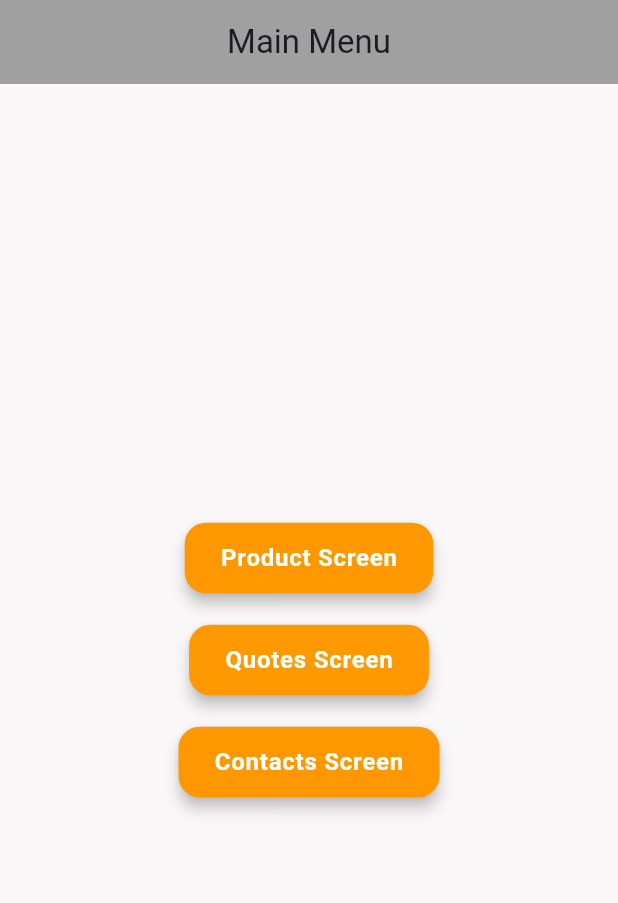
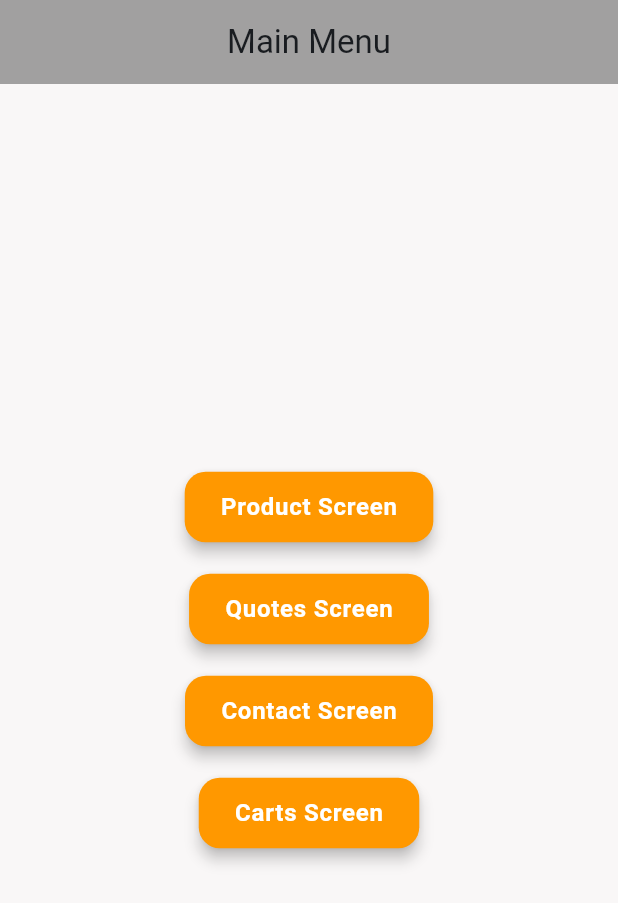
Before and after one commit to yogesh-292/contact_list, a Flutter app: the screen it shows after launch, on a phone screen of 412 x 824 dp. Shown: the top 903 px of the screen. Run offline on Flutter 3.47's test engine with Material 3 defaults, Android fonts, the phone set to English and light mode, and no system bars; our stand-ins replace dio, get, retrofit, talker, talker_flutter; missing offline and left inert: talker_dio_logger; generated files the repository leaves out were written again.

```diff
--- a/lib/base/base_controller.dart
+++ b/lib/base/base_controller.dart
@@ -46,6 +46,8 @@ abstract class BaseController extends GetxController {
         debugPrint('502 error');
       } else if (dioError.response?.statusCode == HttpStatusCodes.notFound) {
         debugPrint("404 error");
+      } else if (dioError.response?.statusCode == HttpStatusCodes.tooManyRequests) {
+        Get.snackbar("Dio Error", "api limit exceeded");
       } else if (true) {
         debugPrint('the response data ----> ${dioError.response?.data}');
       }
--- a/lib/core/app_imports.dart
+++ b/lib/core/app_imports.dart
@@ -20,3 +20,8 @@ export '../data/model/quotes_response_model.dart';
 export '../data/model/product_model.dart';
 export '../data/model/products_response.dart';
 export '../controllers/product_controller.dart';
+export '../controllers/cart_controller.dart';
+export 'package:json_annotation/json_annotation.dart';
+export '../data/model/carts_response.dart';
+export '../data/model/cart_model.dart';
+export '../widgets/menu_button.dart';
--- a/lib/core/bindings/app_binding.dart
+++ b/lib/core/bindings/app_binding.dart
@@ -6,5 +6,7 @@ class AppBinding extends Bindings {
     Get.lazyPut(() => UserController(), fenix: true);
     Get.lazyPut(() => QuotesController(), fenix: true);
     Get.lazyPut(() => ProductController(), fenix: true);
+    Get.lazyPut(() => ProductController(), fenix: true);
+    Get.lazyPut(() => CartController(), fenix: true);
   }
 }
--- a/lib/core/network/http_status_codes.dart
+++ b/lib/core/network/http_status_codes.dart
@@ -10,6 +10,7 @@ class HttpStatusCodes {
   static const int notFound = 404;
   static const int conflict = 409;
   static const int unprocessableEntity = 422;
+  static const int tooManyRequests = 429;
 
   static const int internalServerError = 500;
   static const int badGateway = 502;
--- a/lib/core/network/quotes_api_service.dart
+++ b/lib/core/network/quotes_api_service.dart
@@ -3,6 +3,7 @@ import 'package:flutter_practice/data/model/products_response.dart';
 import 'package:retrofit/retrofit.dart';
 
 import '../../data/model/quotes_response_model.dart';
+import '../../data/model/carts_response.dart';
 
 part 'quotes_api_service.g.dart';
 
@@ -14,4 +15,7 @@ abstract class QuotesApiService {
 
   @GET('products')
   Future<ProductsResponse> getProducts();
+
+  @GET('carts')
+  Future<CartsResponse> getCarts();
 }
--- /dev/null
+++ b/lib/data/model/cart_model.dart
@@ -0,0 +1,55 @@
+import 'package:flutter_practice/core/app_imports.dart';
+
+part 'cart_model.g.dart';
+
+@JsonSerializable()
+class Cart {
+  final int id;
+  final List<CartProduct> products;
+  final double total;
+  final double discountedTotal;
+  final int userId;
+  final int totalProducts;
+  final int totalQuantity;
+
+  Cart({
+    required this.id,
+    required this.products,
+    required this.total,
+    required this.discountedTotal,
+    required this.userId,
+    required this.totalProducts,
+    required this.totalQuantity,
+  });
+
+  factory Cart.fromJson(Map<String, dynamic> json) => _$CartFromJson(json);
+
+  Map<String, dynamic> toJson() => _$CartToJson(this);
+}
+
+@JsonSerializable()
+class CartProduct {
+  final int id;
+  final String title;
+  final double price;
+  final int quantity;
+  final double total;
+  final double discountPercentage;
+  final double discountedTotal;
+  final String thumbnail;
+
+  CartProduct({
+    required this.id,
+    required this.title,
+    required this.price,
+    required this.quantity,
+    required this.total,
+    required this.discountPercentage,
+    required this.discountedTotal,
+    required this.thumbnail,
+  });
+
+  factory CartProduct.fromJson(Map<String, dynamic> json) => _$CartProductFromJson(json);
+
+  Map<String, dynamic> toJson() => _$CartProductToJson(this);
+}
--- /dev/null
+++ b/lib/data/model/carts_response.dart
@@ -0,0 +1,15 @@
+import 'package:flutter_practice/core/app_imports.dart';
+import 'cart_model.dart';
+
+part 'carts_response.g.dart';
+
+@JsonSerializable()
+class CartsResponse {
+  final List<Cart> carts;
+
+  CartsResponse({required this.carts});
+
+  factory CartsResponse.fromJson(Map<String, dynamic> json) => _$CartsResponseFromJson(json);
+
+  Map<String, dynamic> toJson() => _$CartsResponseToJson(this);
+}
--- a/lib/screens/home_screen.dart
+++ b/lib/screens/home_screen.dart
@@ -1,69 +1,67 @@
 import 'package:flutter_practice/core/app_imports.dart';
+import 'package:flutter_practice/screens/cart_screen.dart';
 import 'package:flutter_practice/screens/contacts_screen.dart';
 
+/// ------------------------------------------------------------
+/// HomeScreen
+/// ------------------------------------------------------------
+/// This screen acts as the main entry menu of the application.
+///
+/// It provides navigation buttons to different feature screens:
+/// - Product Screen
+/// - Quotes Screen
+/// - Contact Screen
+/// - Carts Screen
+///
+/// Navigation is handled using GetX (`Get.to()`).
+/// ------------------------------------------------------------
 class HomeScreen extends StatelessWidget {
   const HomeScreen({super.key});
 
   @override
   Widget build(BuildContext context) {
+    /// Debug print to inspect the current BuildContext.
+    /// Useful during development for understanding widget tree behavior.
+    debugPrint('the context for the home screen is -----> $context');
+
     return Scaffold(
+      /// Light background color for the entire screen
       backgroundColor: const Color.fromARGB(243, 249, 247, 247),
-      appBar: AppBar(title: const Text('Main Menu'), centerTitle: true, backgroundColor: Colors.black.withAlpha(90)),
+
+      /// Top AppBar displaying screen title
+      appBar: AppBar(
+        title: const Text('Main Menu'),
+        centerTitle: true,
+
+        /// Semi-transparent black background
+        backgroundColor: Colors.black.withAlpha(90),
+      ),
+
+      /// Body contains centered menu buttons
       body: Center(
         child: Column(
+          /// Align buttons vertically in the center
           mainAxisAlignment: MainAxisAlignment.center,
+
           children: [
-            ElevatedButton(
-              onPressed: () {
-                Get.to(() => ProductScreen());
-              },
-              style: ElevatedButton.styleFrom(
-                backgroundColor: Colors.orange,
-                foregroundColor: Colors.white,
-                padding: const EdgeInsets.symmetric(horizontal: 24, vertical: 12),
-                shape: RoundedRectangleBorder(borderRadius: BorderRadius.circular(14)),
-                elevation: 4,
-              ),
-              child: const Text(
-                "Product Screen",
-                style: TextStyle(fontSize: 16, fontWeight: FontWeight.w600, letterSpacing: 0.5),
-              ),
-            ),
+            /// Navigates to Product Screen
+            MenuButton(title: "Product Screen", onTap: () => Get.to(() => ProductScreen())),
 
-            SizedBox(height: 20),
-            ElevatedButton(
-              onPressed: () {
-                Get.to(() => QuotesScreen());
-              },
-              style: ElevatedButton.styleFrom(
-                backgroundColor: const Color.fromARGB(255, 254, 153, 1),
-                foregroundColor: Colors.white,
-                padding: const EdgeInsets.symmetric(horizontal: 24, vertical: 12),
-                shape: RoundedRectangleBorder(borderRadius: BorderRadius.circular(14)),
-                elevation: 4,
-              ),
-              child: const Text(
-                "Quotes Screen",
-                style: TextStyle(fontSize: 16, fontWeight: FontWeight.w600, letterSpacing: 0.5),
-              ),
-            ),
-            SizedBox(height: 20),
-            ElevatedButton(
-              onPressed: () {
-                Get.to(() => ContactsScreen());
-              },
-              style: ElevatedButton.styleFrom(
-                backgroundColor: Colors.orange,
-                foregroundColor: Colors.white,
-                padding: const EdgeInsets.symmetric(horizontal: 24, vertical: 12),
-                shape: RoundedRectangleBorder(borderRadius: BorderRadius.circular(14)),
-                elevation: 4,
-              ),
-              child: const Text(
-                "Contacts Screen",
-                style: TextStyle(fontSize: 16, fontWeight: FontWeight.w600, letterSpacing: 0.5),
-              ),
-            ),
+            /// Spacing between buttons
+            const SizedBox(height: 20),
+
+            /// Navigates to Quotes Screen
+            MenuButton(title: "Quotes Screen", onTap: () => Get.to(() => QuotesScreen())),
+
+            const SizedBox(height: 20),
+
+            /// Navigates to Contacts Screen
+            MenuButton(title: "Contact Screen", onTap: () => Get.to(() => ContactsScreen())),
+
+            const SizedBox(height: 20),
+
+            /// Navigates to Cart Screen
+            MenuButton(title: "Carts Screen", onTap: () => Get.to(() => CartPage())),
           ],
         ),
       ),
--- a/lib/screens/product_screen.dart
+++ b/lib/screens/product_screen.dart
@@ -5,6 +5,7 @@ class ProductScreen extends StatelessWidget {
 
   @override
   Widget build(BuildContext context) {
+    debugPrint('the context of the product screen widget is---> $context');
     final ProductController controller = Get.find<ProductController>();
 
     return Scaffold(
--- /dev/null
+++ b/lib/widgets/menu_button.dart
@@ -0,0 +1,24 @@
+import 'package:flutter_practice/core/app_imports.dart';
+
+class MenuButton extends StatelessWidget {
+  final String title;
+  final VoidCallback onTap;
+  final Color backgroundColor;
+
+  const MenuButton({super.key, required this.title, required this.onTap, this.backgroundColor = Colors.orange});
+
+  @override
+  Widget build(BuildContext context) {
+    return ElevatedButton(
+      onPressed: onTap,
+      style: ElevatedButton.styleFrom(
+        backgroundColor: backgroundColor,
+        foregroundColor: Colors.white,
+        padding: const EdgeInsets.symmetric(horizontal: 24, vertical: 12),
+        shape: RoundedRectangleBorder(borderRadius: BorderRadiusGeometry.circular(14)),
+        elevation: 4,
+      ),
+      child: Text(title, style: const TextStyle(fontSize: 16, fontWeight: FontWeight.w600, letterSpacing: 0.5)),
+    );
+  }
+}
```
Also changed, not shown: lib/controllers/cart_controller.dart (added, +100 -0 lines), lib/controllers/product_controller.dart (+55 -3 lines), lib/controllers/quotes_controller.dart (+57 -2 lines), lib/controllers/user_controller.dart (+61 -5 lines), lib/screens/cart_screen.dart (added, +43 -0 lines), lib/screens/quotes_screen.dart (+14 -20 lines).
